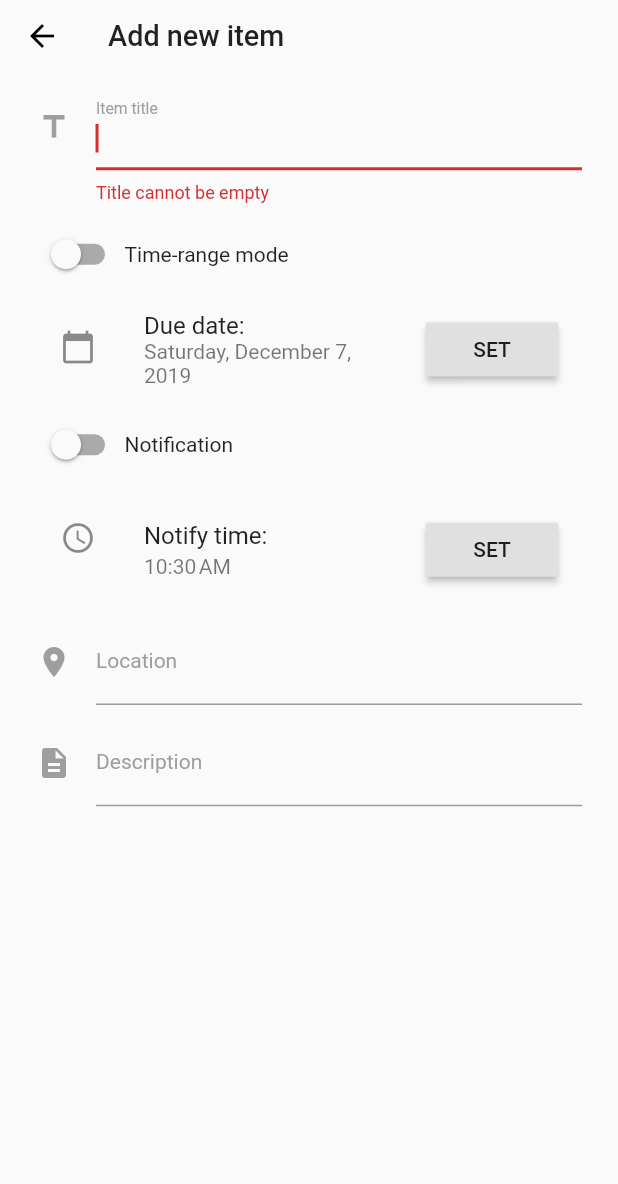
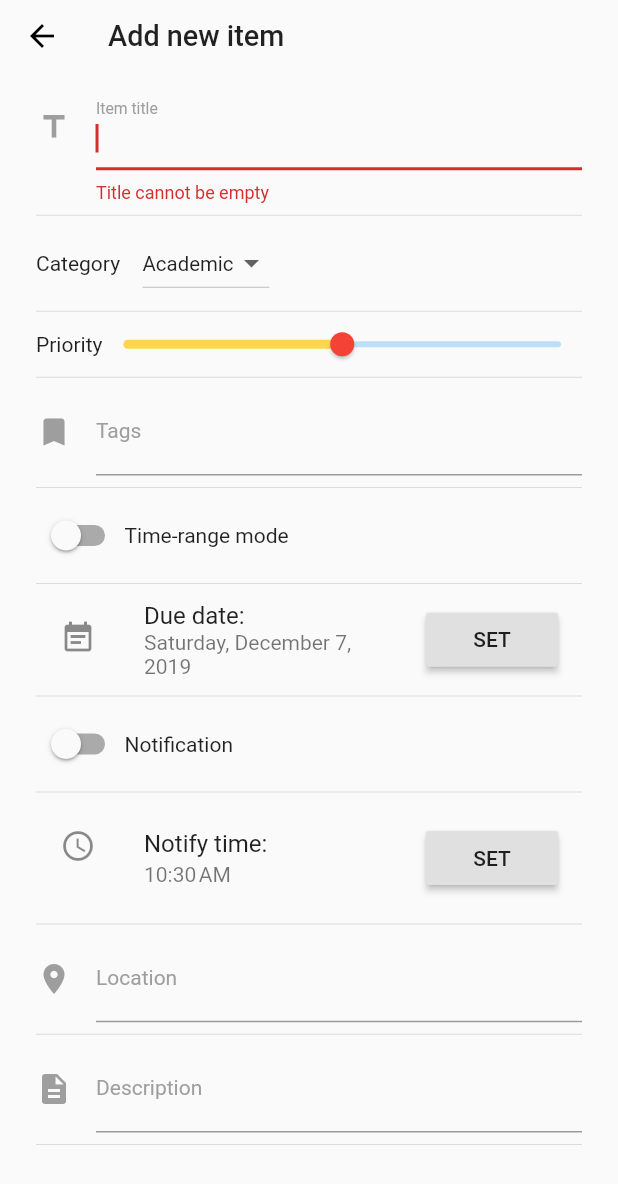
Before and after one commit to AllocBlock/aetherlist-flutter, a Flutter app: the AddPage screen opened by its route, on a phone screen of 412 x 824 dp. Shown: the top 1184 px of the screen. Run offline on Flutter 3.47's test engine with Material 2 defaults, Android fonts, the light colour scheme and no system bars; our stand-ins replace reorderables, responsive_builder.

Commit message:
Update 'add new item' page
add category, tag, and priority selector

```diff
--- a/lib/page/add/add_page.dart
+++ b/lib/page/add/add_page.dart
@@ -1,6 +1,9 @@
 import 'package:aetherlist_flutter/widgets/custom_app_bar/custom_app_bar.dart';
 import 'package:flutter/material.dart';
 import 'package:intl/intl.dart';
+
+// FOR TEST ONLY
+const List<String> _testCategories = ["Academic", "Shopping", "Health"];
 
 class AddPage extends StatefulWidget {
   @override
@@ -9,9 +12,12 @@ class AddPage extends StatefulWidget {
 
 class _AddPageState extends State<AddPage> {
   TextEditingController _titleNameController = TextEditingController();
+  TextEditingController _tagsController = TextEditingController();
   TextEditingController _locationController = TextEditingController();
   TextEditingController _descriptionController = TextEditingController();
   GlobalKey _formKey = GlobalKey<FormState>();
+  String _selectCategory = _testCategories[0];
+  double _priority = 0.5;
   bool _isTimeRangeMode = false;
   bool _enableNotification = false;
   DateTime _dueDate = DateTime.now();
@@ -36,13 +42,83 @@ class _AddPageState extends State<AddPage> {
               controller: _titleNameController,
               decoration: InputDecoration(
                 labelText: 'Item title',
-                icon: Icon(Icons.title, color: Colors.grey,),
+                icon: Icon(
+                  Icons.title,
+                  color: Colors.grey,
+                ),
               ),
               validator: (value) {
                 return value.trim().length > 0 ? null : 'Title cannot be empty';
               },
             ),
-            SizedBox(height: 10,),
+            Divider(),
+            Row(
+              crossAxisAlignment: CrossAxisAlignment.center,
+              mainAxisAlignment: MainAxisAlignment.start,
+              children: <Widget>[
+                Text('Category'),
+                SizedBox(width: 15,),
+                DropdownButton(
+                  value: _selectCategory,
+                  items: _testCategories.map<DropdownMenuItem<String>>((String category) {
+                    return DropdownMenuItem<String>(
+                      value: category,
+                      child: Text(category, textScaleFactor: 0.85,),
+                    );
+                  }).toList(),
+                  onChanged: (String newCategory) {
+                    setState(() {
+                      _selectCategory = newCategory;
+                    });
+                  },
+                )
+              ],
+            ),
+            Divider(),
+            Row(
+              crossAxisAlignment: CrossAxisAlignment.center,
+              mainAxisAlignment: MainAxisAlignment.start,
+              children: <Widget>[
+                Text('Priority'),
+                Expanded(
+                  child: SliderTheme(
+                    data: SliderTheme.of(context).copyWith(
+                      activeTrackColor: Colors.amber[300],
+                      inactiveTrackColor: Colors.blue[100],
+                      trackHeight: 4.0,
+                      thumbColor: Colors.red,
+                      thumbShape:
+                          RoundSliderThumbShape(enabledThumbRadius: 8.0),
+                      overlayColor: Colors.purple.withAlpha(32),
+                      overlayShape:
+                          RoundSliderOverlayShape(overlayRadius: 14.0),
+                    ),
+                    child: Slider(
+                      min: 0.01,
+                      max: 0.99,
+                      value: _priority,
+                      onChanged: (newValue) {
+                        setState(() {
+                          _priority = newValue;
+                        });
+                      },
+                    ),
+                  ),
+                ),
+              ],
+            ),
+            Divider(),
+            TextFormField(
+              controller: _tagsController,
+              decoration: InputDecoration(
+                labelText: 'Tags',
+                icon: Icon(
+                  Icons.turned_in,
+                  color: Colors.grey,
+                ),
+              ),
+            ),
+            Divider(),
             Row(
               crossAxisAlignment: CrossAxisAlignment.center,
               mainAxisAlignment: MainAxisAlignment.start,
@@ -59,9 +135,9 @@ class _AddPageState extends State<AddPage> {
                 Text('Time-range mode'),
               ],
             ),
-            SizedBox(height: 10,),
+            Divider(),
             ListTile(
-              leading: Icon(Icons.calendar_today),
+              leading: Icon(Icons.event_note),
               title: Text('Due date:'),
               subtitle: Text(DateFormat.yMMMMEEEEd().format(_dueDate)),
               trailing: RaisedButton(
@@ -69,7 +145,7 @@ class _AddPageState extends State<AddPage> {
                 onPressed: () => _selectDate(),
               ),
             ),
-            SizedBox(height: 10,),
+            Divider(),
             Row(
               crossAxisAlignment: CrossAxisAlignment.center,
               mainAxisAlignment: MainAxisAlignment.start,
@@ -86,35 +162,42 @@ class _AddPageState extends State<AddPage> {
                 Text('Notification'),
               ],
             ),
-            SizedBox(height: 10,),
+            Divider(),
             ListTile(
               leading: Icon(Icons.access_time),
               title: Text('Notify time:'),
-              subtitle: Text(DateFormat.jm().format(DateTime(2019).add(Duration(hours: _notifyTime.hour, minutes: _notifyTime.minute)))),
+              subtitle: Text(DateFormat.jm().format(DateTime(2019).add(Duration(
+                  hours: _notifyTime.hour, minutes: _notifyTime.minute)))),
               trailing: RaisedButton(
                 child: const Text('SET'),
                 onPressed: () => _selectTime(),
               ),
             ),
-            SizedBox(height: 10,),
+            Divider(),
             TextFormField(
               controller: _locationController,
               decoration: InputDecoration(
                 labelText: 'Location',
-                icon: Icon(Icons.location_on, color: Colors.grey,),
+                icon: Icon(
+                  Icons.location_on,
+                  color: Colors.grey,
                 ),
               ),
-            SizedBox(height: 10,),
+            ),
+            Divider(),
             TextFormField(
               controller: _descriptionController,
               keyboardType: TextInputType.multiline,
               maxLines: null,
               decoration: InputDecoration(
                 labelText: 'Description',
-                icon: Icon(Icons.description, color: Colors.grey,),
+                icon: Icon(
+                  Icons.description,
+                  color: Colors.grey,
                 ),
               ),
-            SizedBox(height: 10,),
+            ),
+            Divider(),
           ],
         ),
       ),
```
Lines whose indentation alone changed are shown as unchanged.
